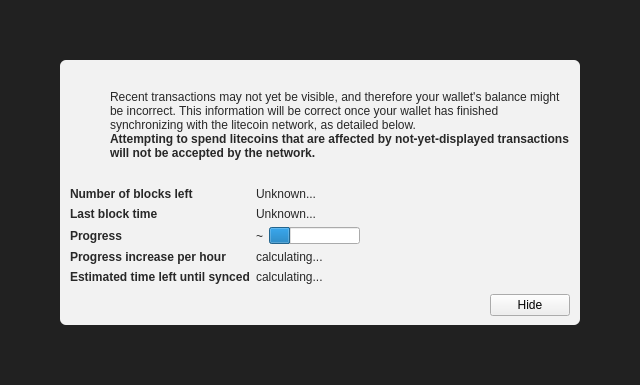
The window that src/qt/forms/modaloverlay.ui (jphants/Bebacoin) describes before a commit, drawn with Qt 5.
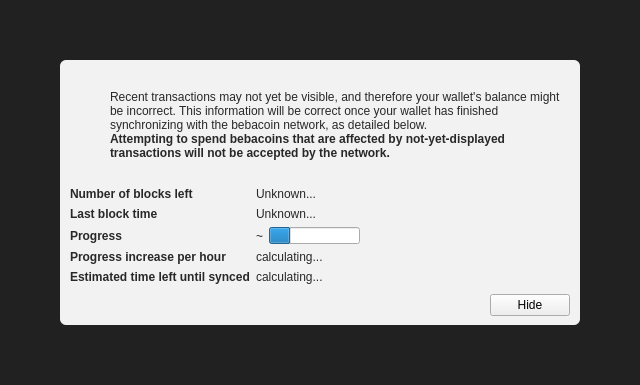
The same window after the commit. Icons and pictures are not drawn. Custom widgets are drawn as their Qt base class.

```diff
--- a/src/qt/forms/modaloverlay.ui
+++ b/src/qt/forms/modaloverlay.ui
@@ -130,7 +130,7 @@
              <item>
               <widget class="QLabel" name="infoText">
                <property name="text">
-                <string>Recent transactions may not yet be visible, and therefore your wallet's balance might be incorrect. This information will be correct once your wallet has finished synchronizing with the litecoin network, as detailed below.</string>
+                <string>Recent transactions may not yet be visible, and therefore your wallet's balance might be incorrect. This information will be correct once your wallet has finished synchronizing with the bebacoin network, as detailed below.</string>
                </property>
                <property name="textFormat">
                 <enum>Qt::RichText</enum>
@@ -149,7 +149,7 @@
                 </font>
                </property>
                <property name="text">
-                <string>Attempting to spend litecoins that are affected by not-yet-displayed transactions will not be accepted by the network.</string>
+                <string>Attempting to spend bebacoins that are affected by not-yet-displayed transactions will not be accepted by the network.</string>
                </property>
                <property name="textFormat">
                 <enum>Qt::RichText</enum>
```
